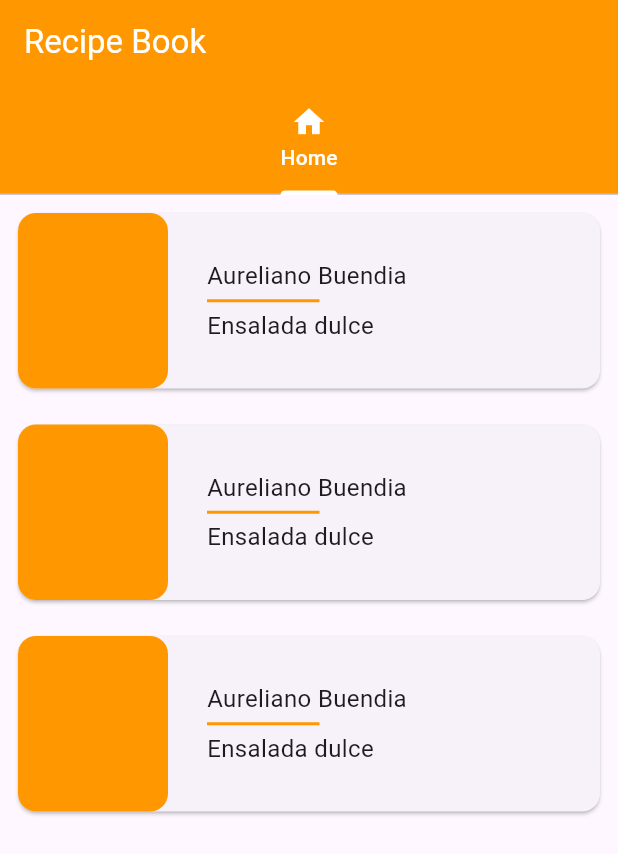
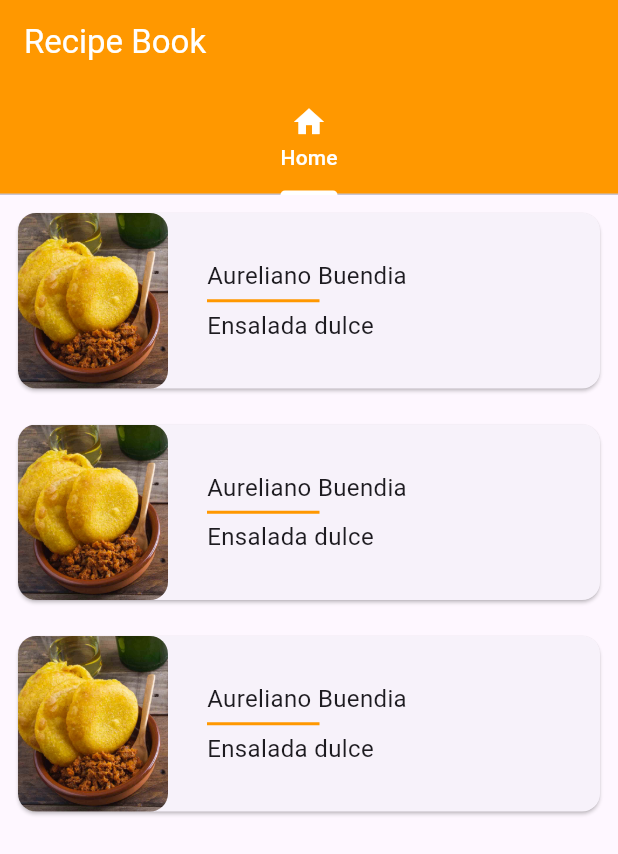
Before and after one commit to victor291201/RecipesFlutter, a Flutter app: the screen it shows after launch, on a phone screen of 412 x 824 dp. Shown: the top 854 px of the screen. Run offline on Flutter 3.47's test engine with Material 3 defaults, Android fonts, the light colour scheme and no system bars; Roboto replaces fonts that are missing (Quicksand).

Commit message:
implementando imagenes

```diff
--- a/lib/screens/home.dart
+++ b/lib/screens/home.dart
@@ -24,7 +24,9 @@ class HomeScreen extends StatelessWidget {
             Container(
               height: 125,
               width: 100,
-              decoration: BoxDecoration(borderRadius: BorderRadius.circular(12),color:Colors.orange),
+              child: ClipRRect(
+                  borderRadius: BorderRadius.circular(12),
+                  child: Image.asset(fit: BoxFit.cover, "images/comida1.jpg")),
             ),
             SizedBox(
               width: 26,
--- a/pubspec.yaml
+++ b/pubspec.yaml
@@ -59,8 +59,8 @@ flutter:
   uses-material-design: true
 
   # To add assets to your application, add an assets section, like this:
-  # assets:
-  #   - images/a_dot_burr.jpeg
+  assets:
+    - images/
   #   - images/a_dot_ham.jpeg
 
   # An image asset can refer to one or more resolution-specific "variants", see
```
Also changed, not shown: images/comida1.jpg (added).
